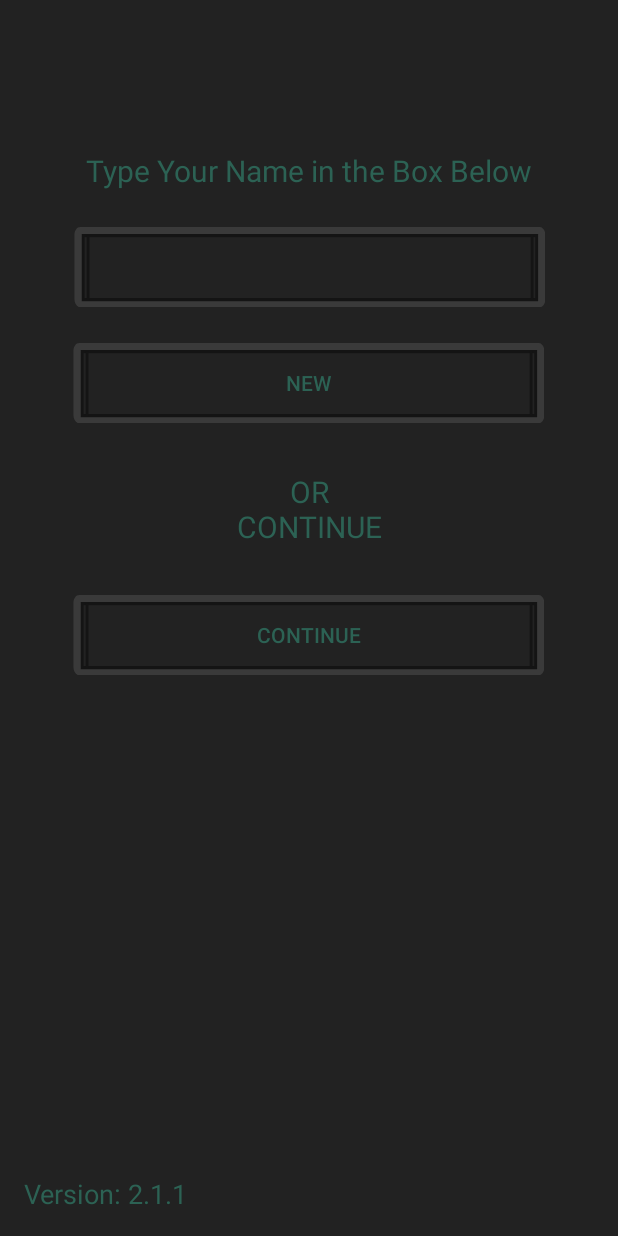
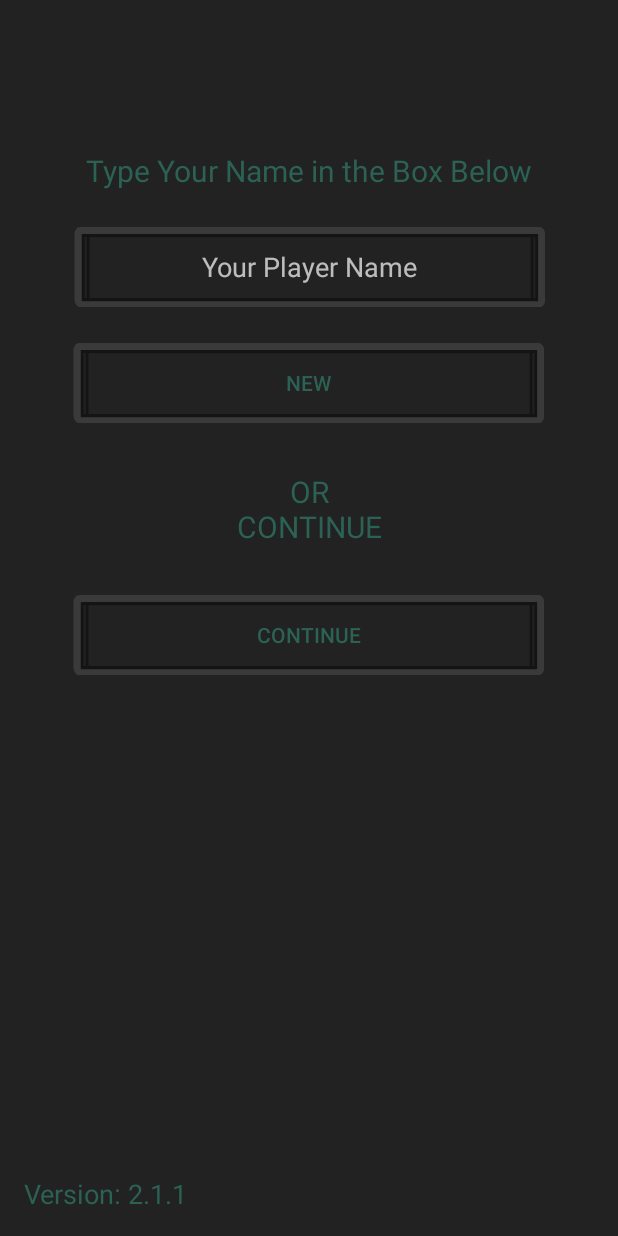
Before and after one commit to Geoffery10/Tangent, an Android app: the NewContinueActivity screen opened directly, with no data from a screen before it, on a phone screen of 412 x 824 dp. Run offline under Robolectric (Android 15) with nearby library versions, the phone set to English and light mode, and no system bars.

Commit message:
Added Custom Name

```diff
--- a/app/src/main/java/com/thecoredepository/tangent/NewContinueActivity.java
+++ b/app/src/main/java/com/thecoredepository/tangent/NewContinueActivity.java
@@ -4,6 +4,7 @@ import android.content.Intent;
 import android.content.pm.ActivityInfo;
 import android.os.Bundle;
 import android.support.v7.app.AppCompatActivity;
+import android.util.Log;
 import android.view.View;
 import android.widget.Button;
 import android.widget.TextView;
@@ -35,6 +36,8 @@ public class NewContinueActivity extends AppCompatActivity
                 //Starts Game
                 Intent in = new Intent(getApplicationContext(), GameActivity.class);
                 GenerateStory.player.setPlayerName(txtPlayerName.getText()+"");
+                Log.d("New_Game", "Set Player Name To - " + txtPlayerName.getText()+"");
+                Log.d("New_Game", "GenerateStory.player.getPlayerName - " + GenerateStory.player.getPlayerName());
                 startActivity(in);
             }
         });
--- a/app/src/main/java/com/thecoredepository/tangent/story/GenerateStory.java
+++ b/app/src/main/java/com/thecoredepository/tangent/story/GenerateStory.java
@@ -20,7 +20,6 @@ public class GenerateStory
     public void generateStory()
     {
         //All of these properties should be used
-        PlayerObject player = new PlayerObject();
         String key;
         int background;
         int forground;
--- a/app/src/main/res/layout/activity_new_continue.xml
+++ b/app/src/main/res/layout/activity_new_continue.xml
@@ -60,7 +60,8 @@
                 android:layout_marginTop="24dp"
                 android:background="@drawable/ic_button"
                 android:ems="10"
-                android:inputType="textPersonName"
+                android:hint="Your Player Name"
+                android:inputType="none|textPersonName"
                 android:textAlignment="center"
                 android:textColor="@color/colorAccent"
                 app:layout_constraintEnd_toEndOf="parent"
```
